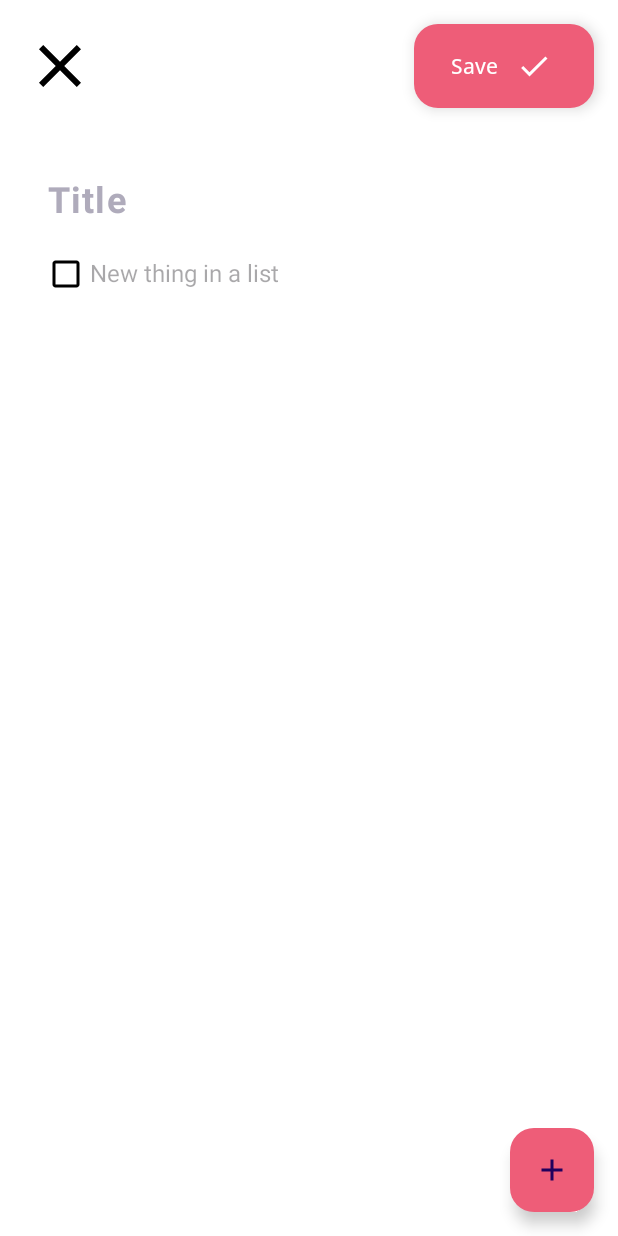
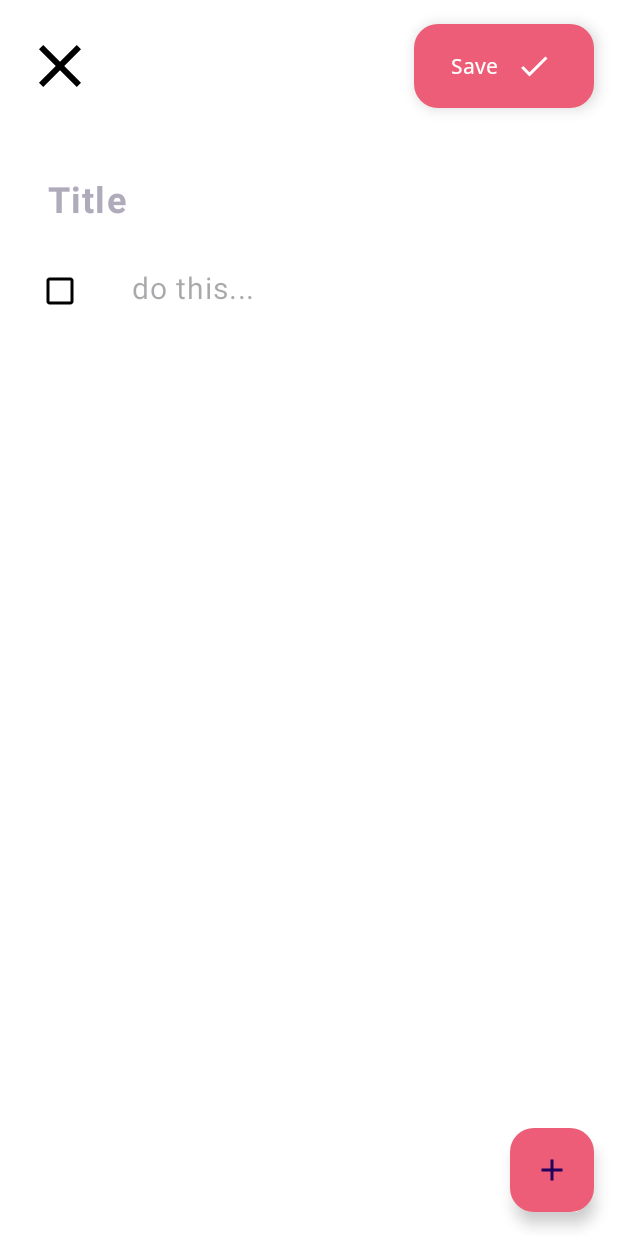
Before and after one commit to KianMahmoudi/Android-Note-App, an Android app: the ListNoteActivity screen opened directly, with no data from a screen before it, on a phone screen of 412 x 824 dp. Run offline under Robolectric (Android 15) with nearby library versions, the phone set to English and light mode, and no system bars; our stand-ins replace Room's generated code.

Commit message:
fix list note activity items save

```diff
--- a/app/src/main/java/com/example/note/AppDatabase.java
+++ b/app/src/main/java/com/example/note/AppDatabase.java
@@ -11,6 +11,7 @@ import java.util.concurrent.ExecutorService;
 import java.util.concurrent.Executors;
 
 @Database(entities = {SimpleNote.class,ListNote.class}, version = 1)
+@TypeConverters({Converters.class})
 public abstract class AppDatabase extends RoomDatabase {
     public abstract SimpleNoteDao getSimpleNoteDao();
 
--- a/app/src/main/java/com/example/note/ListNoteActivity.java
+++ b/app/src/main/java/com/example/note/ListNoteActivity.java
@@ -1,15 +1,18 @@
 package com.example.note;
 
 import android.content.Intent;
+import android.content.SharedPreferences;
 import android.content.res.ColorStateList;
 import android.graphics.Color;
 import android.os.Bundle;
 import android.util.TypedValue;
+import android.view.LayoutInflater;
 import android.view.View;
 import android.widget.CheckBox;
 import android.widget.EditText;
 import android.widget.ImageView;
 import android.widget.LinearLayout;
+import android.widget.TextView;
 
 import androidx.annotation.Nullable;
 import androidx.appcompat.app.AppCompatActivity;
@@ -24,16 +27,17 @@ import com.google.android.material.textfield.TextInputEditText;
 import com.google.android.material.textfield.TextInputLayout;
 
 import java.util.ArrayList;
+import java.util.HashSet;
 import java.util.List;
 
 public class ListNoteActivity extends AppCompatActivity {
-
     private LinearLayout container;
     private FloatingActionButton fabAdd;
     private ExtendedFloatingActionButton saveBtn;
     private AppDatabase db;
-    private TextInputEditText titleEt;
-    private List<String> checkBoxTexts;
+    private LayoutInflater inflater;
+    private TextView title;
+
 
     @Override
     protected void onCreate(@Nullable Bundle savedInstanceState) {
@@ -46,61 +50,8 @@ public class ListNoteActivity extends AppCompatActivity {
         container = findViewById(R.id.conteiner);
         fabAdd = findViewById(R.id.fab_addCheckbox);
         saveBtn = findViewById(R.id.fab_save_listNote);
-        titleEt = findViewById(R.id.note_title);
-        checkBoxTexts = new ArrayList<>();
-
-        LinearLayout layout = new LinearLayout(this);
-        layout.setOrientation(LinearLayout.HORIZONTAL);
-
-        LinearLayout.LayoutParams layoutParams = new LinearLayout.LayoutParams(
-                LinearLayout.LayoutParams.MATCH_PARENT,
-                LinearLayout.LayoutParams.WRAP_CONTENT
-        );
-        layout.setLayoutParams(layoutParams);
-
-        LinearLayout.LayoutParams layoutParamsCheckBox = new LinearLayout.LayoutParams(
-                LinearLayout.LayoutParams.WRAP_CONTENT,
-                LinearLayout.LayoutParams.WRAP_CONTENT
-        );
-
-        layoutParamsCheckBox.leftMargin = 42;
-
-        CheckBox checkBox = new CheckBox(this);
-        checkBox.setLayoutParams(layoutParamsCheckBox);
-
-        ColorStateList colorStateList = ContextCompat.getColorStateList(this, R.color.black);
-        CompoundButtonCompat.setButtonTintList(checkBox, colorStateList);
-
-        TextInputLayout textInputLayout = new TextInputLayout(this);
-        textInputLayout.setHintEnabled(false);
-        LinearLayout.LayoutParams layoutParamsTextInput = new LinearLayout.LayoutParams(
-                LinearLayout.LayoutParams.WRAP_CONTENT, LinearLayout.LayoutParams.WRAP_CONTENT
-        );
-        textInputLayout.setLayoutParams(layoutParamsTextInput);
-
-        TextInputEditText editText = new TextInputEditText(this);
-        LinearLayout.LayoutParams layoutParamsEditText = new LinearLayout.LayoutParams(
-                LinearLayout.LayoutParams.MATCH_PARENT, LinearLayout.LayoutParams.MATCH_PARENT
-        );
-        editText.setLayoutParams(layoutParamsEditText);
-        editText.setBackgroundColor(0000000000);
-        editText.setHint("New thing in a list");
-        editText.setTextColor(Color.BLACK);
-        editText.setTextSize(TypedValue.COMPLEX_UNIT_DIP, 16);
-
-        textInputLayout.addView(editText);
-
-        layout.addView(checkBox);
-        layout.addView(textInputLayout);
-        container.addView(layout);
-
-        checkBoxTexts.add(editText.getText().toString());
-
-        ColorStateList csl = ContextCompat.getColorStateList(this, R.color.black);
-        CompoundButtonCompat.setButtonTintList(checkBox, csl);
-
-        fabAdd.setOnClickListener(v -> addCheckBox());
-
+        inflater = getLayoutInflater();
+        title = findViewById(R.id.note_title);
 
         db = Room.databaseBuilder(getApplicationContext(),
                 AppDatabase.class, "notes").allowMainThreadQueries().build();
@@ -108,68 +59,76 @@ public class ListNoteActivity extends AppCompatActivity {
         if (getIntent().hasExtra("id")) {
             long id = getIntent().getLongExtra("id", 0);
             ListNote listNote = db.getListNoteDao().getById(id);
-            titleEt.setText(listNote.getTitle().toString());
+            if (listNote != null) {
+                title.setText(listNote.getTitle());
+            }
+            List<ListNoteItems> items = listNote.getItems();
 
+            for (ListNoteItems item : items) {
+                View itemView = inflater.inflate(R.layout.checkbox_edittext_item, container, false);
+
+                EditText editText = itemView.findViewById(R.id.editText);
+                CheckBox checkBox = itemView.findViewById(R.id.checkBox);
+
+                editText.setText(item.getDescription());
+                checkBox.setChecked(item.isChecked());
+
+                container.addView(itemView);
+
+            }
+        }
+
+        if (inflater != null && container != null) {
+            View view = inflater.inflate(R.layout.checkbox_edittext_item, container, false);
+            container.addView(view);
         }
 
         saveBtn.setOnClickListener(v -> {
-            ListNote note = new ListNote(titleEt.getText().toString());
-            db.getListNoteDao().insert(note);
-            Intent i = new Intent(this,HomePage.class);
-            i.putExtra("class","listNote");
-            startActivity(i);
+            String title = this.title.getText().toString();
+
+            List<ListNoteItems> items = new ArrayList<>();
+
+            for (int i = 1; i < container.getChildCount(); i++) {
+                View view = container.getChildAt(i);
+
+                TextInputEditText editText = view.findViewById(R.id.editText);
+                CheckBox checkBox = view.findViewById(R.id.checkBox);
+
+                if (editText != null && checkBox != null) {
+                    String itemText = editText.getText().toString();
+                    boolean isChecked = checkBox.isChecked();
+                    if (itemText != null) {
+                        ListNoteItems item = new ListNoteItems(itemText, isChecked);
+                        if (item != null) {
+                            items.add(item);
+                        }
+                    }
+
+                }
+
+            }
+
+            saveToDatabase(title, items);
+        });
+
+
+        fabAdd.setOnClickListener(v -> {
+            if (inflater != null && container != null) {
+                View view = inflater.inflate(R.layout.checkbox_edittext_item, container, false);
+                container.addView(view);
+            }
         });
 
     }
 
-    public void addCheckBox() {
+    private void saveToDatabase(String title, List<ListNoteItems> items) {
+        ListNote note = new ListNote(title, items);
 
-        LinearLayout layout = new LinearLayout(this);
-        layout.setOrientation(LinearLayout.HORIZONTAL);
+        db.getListNoteDao().insert(note);
 
-        LinearLayout.LayoutParams layoutParams = new LinearLayout.LayoutParams(
-                LinearLayout.LayoutParams.MATCH_PARENT,
-                LinearLayout.LayoutParams.WRAP_CONTENT
-        );
-        layout.setLayoutParams(layoutParams);
-
-        LinearLayout.LayoutParams layoutParamsCheckBox = new LinearLayout.LayoutParams(
-                LinearLayout.LayoutParams.WRAP_CONTENT,
-                LinearLayout.LayoutParams.WRAP_CONTENT
-        );
-
-        layoutParamsCheckBox.leftMargin = 42;
-
-        CheckBox checkBox = new CheckBox(this);
-        checkBox.setLayoutParams(layoutParamsCheckBox);
-
-        ColorStateList colorStateList = ContextCompat.getColorStateList(this, R.color.black);
-        CompoundButtonCompat.setButtonTintList(checkBox, colorStateList);
-
-        TextInputLayout textInputLayout = new TextInputLayout(this);
-        textInputLayout.setHintEnabled(false);
-        LinearLayout.LayoutParams layoutParamsTextInput = new LinearLayout.LayoutParams(
-                LinearLayout.LayoutParams.WRAP_CONTENT, LinearLayout.LayoutParams.WRAP_CONTENT
-        );
-        textInputLayout.setLayoutParams(layoutParamsTextInput);
-
-        TextInputEditText editText = new TextInputEditText(this);
-        LinearLayout.LayoutParams layoutParamsEditText = new LinearLayout.LayoutParams(
-                LinearLayout.LayoutParams.MATCH_PARENT, LinearLayout.LayoutParams.MATCH_PARENT
-        );
-        editText.setLayoutParams(layoutParamsEditText);
-        editText.setBackgroundColor(0000000000);
-        editText.setHint("New thing in a list");
-        editText.setTextColor(Color.BLACK);
-        editText.setTextSize(TypedValue.COMPLEX_UNIT_DIP, 16);
-
-        textInputLayout.addView(editText);
-
-        checkBoxTexts.add(editText.getText().toString());
-
-        layout.addView(checkBox);
-        layout.addView(textInputLayout);
-        container.addView(layout);
+        Intent i = new Intent(this, HomePage.class);
+        i.putExtra("class", "listNote");
+        startActivity(i);
     }
 
 }
--- a/app/src/main/java/com/example/note/ListNoteAdapter.java
+++ b/app/src/main/java/com/example/note/ListNoteAdapter.java
@@ -39,6 +39,7 @@ public class ListNoteAdapter extends RecyclerView.Adapter<ListNoteAdapter.ViewHo
                 Intent i = new Intent(context, ListNoteActivity.class);
                 i.putExtra("id",listNotes.get(position).getId());
                 i.putExtra("title", listNotes.get(position).getTitle().toString());
+
                 context.startActivity(i);
             }
         });
--- a/app/src/main/java/com/example/note/ListNoteDao.java
+++ b/app/src/main/java/com/example/note/ListNoteDao.java
@@ -18,7 +18,8 @@ public interface ListNoteDao {
     @Query("SELECT * FROM ListNote")
     List<ListNote> getAll();
 
-    @Query("SELECT * FROM ListNote WHERE note_id = :id")
+    @Query("SELECT * FROM ListNote WHERE id = :id ")
     ListNote getById(long id);
 
+
 }
--- /dev/null
+++ b/app/src/main/res/layout/checkbox_edittext_item.xml
@@ -0,0 +1,31 @@
+<?xml version="1.0" encoding="utf-8"?>
+<LinearLayout xmlns:android="http://schemas.android.com/apk/res/android"
+    xmlns:app="http://schemas.android.com/apk/res-auto"
+    android:layout_width="match_parent"
+    android:layout_height="wrap_content"
+    android:orientation="horizontal">
+
+    <androidx.appcompat.widget.AppCompatCheckBox
+        android:id="@+id/checkBox"
+        android:layout_width="wrap_content"
+        android:layout_height="wrap_content"
+        app:buttonTint="@color/black" />
+
+    <com.google.android.material.textfield.TextInputLayout
+        android:layout_width="match_parent"
+        android:layout_height="wrap_content"
+        app:hintEnabled="false">
+
+        <com.google.android.material.textfield.TextInputEditText
+            android:id="@+id/editText"
+            android:layout_width="match_parent"
+            android:layout_height="wrap_content"
+            android:background="#00000000"
+            android:hint="do this..."
+            android:textColor="@color/black"
+            android:textSize="20dp"
+            android:textStyle="normal" />
+
+    </com.google.android.material.textfield.TextInputLayout>
+
+</LinearLayout>
--- a/app/src/main/res/layout/list_note.xml
+++ b/app/src/main/res/layout/list_note.xml
@@ -67,7 +67,17 @@
         android:id="@+id/conteiner"
         android:layout_width="match_parent"
         android:layout_height="wrap_content"
+        android:layout_marginLeft="24dp"
         android:orientation="vertical">
+
+        <ScrollView
+            android:layout_width="match_parent"
+            android:layout_height="wrap_content">
+
+
+
+        </ScrollView>
+
 
     </LinearLayout>
 
```
Also changed, not shown: app/src/main/java/com/example/note/Converters.java (added, +24 -0 lines), app/src/main/java/com/example/note/ListNote.java (+16 -20 lines), app/src/main/java/com/example/note/ListNoteItems.java (added, +27 -0 lines).
